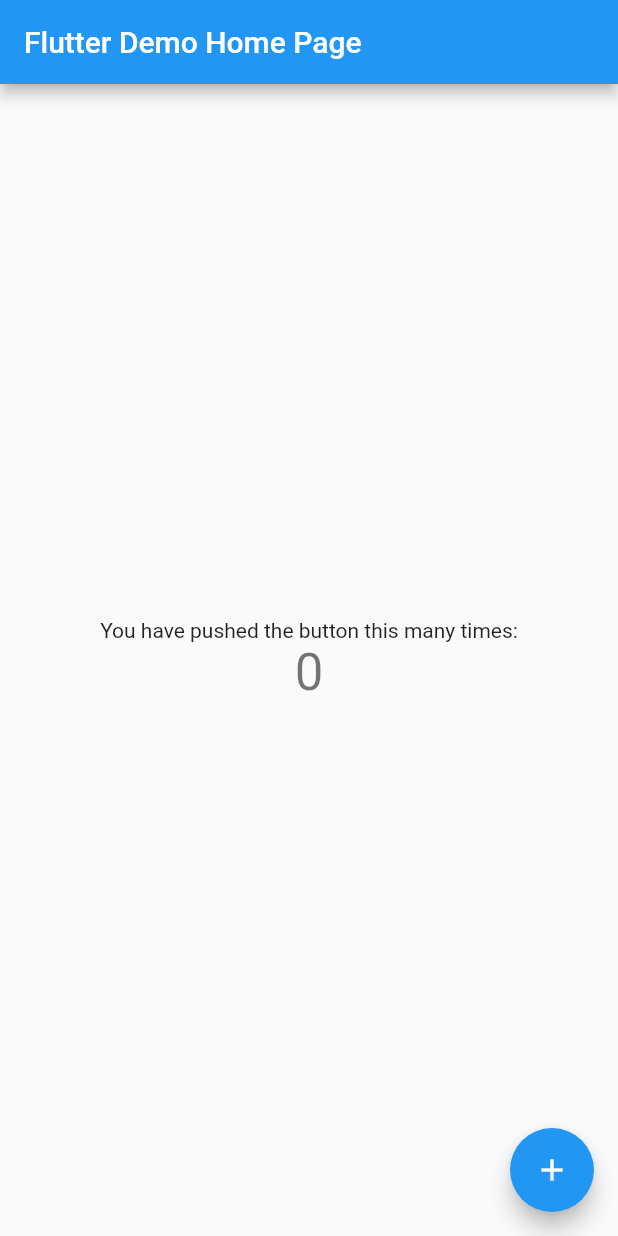
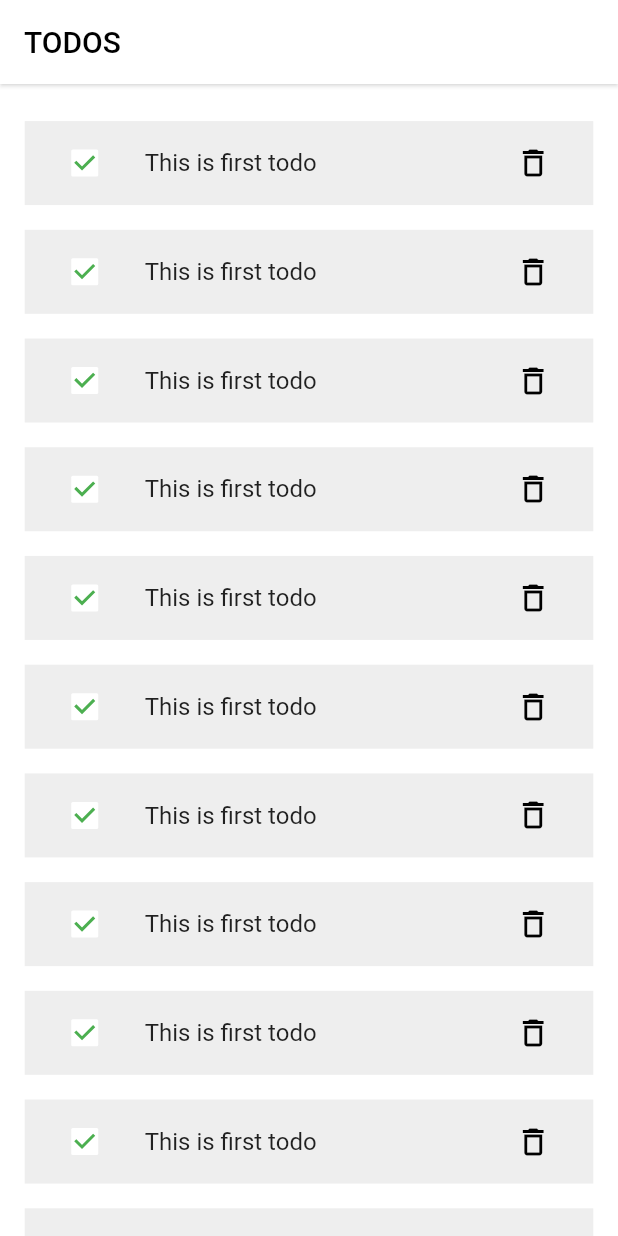
Before and after one commit to bilalali1/to-do-list-app, a Flutter app: the screen it shows after launch, on a phone screen of 412 x 824 dp. Run offline on Flutter 3.47's test engine with Material 2 defaults, Android fonts, the phone set to English and light mode, and no system bars.

Commit message:
created to-do list UI(screen)

```diff
--- /dev/null
+++ b/lib/customWidgets/custom_appbar_widget.dart
@@ -0,0 +1,40 @@
+import 'package:flutter/material.dart';
+
+class CustomAppBarWidget extends StatelessWidget with PreferredSizeWidget {
+  @override
+  final Size preferredSize;
+  final String title;
+  final Widget? leading;
+  final List<Widget> ?actions;
+
+  CustomAppBarWidget({
+    required this.title,
+    this.leading,
+    this.actions,
+    Key ?key
+  }) : preferredSize = const Size.fromHeight(kToolbarHeight), super(key: key);
+  @override
+  Widget build(BuildContext context) {
+    return AppBar(
+      backgroundColor: Colors.white,
+      iconTheme: const IconThemeData(
+        color: Colors.black,
+      ),
+      leading: leading,
+      elevation: 1,
+      shadowColor: Colors.black54,
+
+      bottom: PreferredSize(
+          preferredSize: const Size.fromHeight(0.5),
+          child: Container(
+          )),
+
+      title: Text(title , style: const TextStyle(
+          color: Colors.black
+      ),),
+
+      actions: actions,
+
+    );
+  }
+}
--- a/lib/main.dart
+++ b/lib/main.dart
@@ -1,8 +1,12 @@
 import 'package:flutter/material.dart';
+
+import 'screens/todo_page.dart';
+
 
 void main() {
   runApp(const MyApp());
 }
+
 
 class MyApp extends StatelessWidget {
   const MyApp({super.key});
@@ -11,105 +15,11 @@ class MyApp extends StatelessWidget {
   @override
   Widget build(BuildContext context) {
     return MaterialApp(
-      title: 'Flutter Demo',
+      title: 'TODOS',
       theme: ThemeData(
-        // This is the theme of your application.
-        //
-        // Try running your application with "flutter run". You'll see the
-        // application has a blue toolbar. Then, without quitting the app, try
-        // changing the primarySwatch below to Colors.green and then invoke
-        // "hot reload" (press "r" in the console where you ran "flutter run",
-        // or simply save your changes to "hot reload" in a Flutter IDE).
-        // Notice that the counter didn't reset back to zero; the application
-        // is not restarted.
         primarySwatch: Colors.blue,
       ),
-      home: const MyHomePage(title: 'Flutter Demo Home Page'),
+      home: const TodoPage(),
     );
   }
 }
-
-class MyHomePage extends StatefulWidget {
-  const MyHomePage({super.key, required this.title});
-
-  // This widget is the home page of your application. It is stateful, meaning
-  // that it has a State object (defined below) that contains fields that affect
-  // how it looks.
-
-  // This class is the configuration for the state. It holds the values (in this
-  // case the title) provided by the parent (in this case the App widget) and
-  // used by the build method of the State. Fields in a Widget subclass are
-  // always marked "final".
-
-  final String title;
-
-  @override
-  State<MyHomePage> createState() => _MyHomePageState();
-}
-
-class _MyHomePageState extends State<MyHomePage> {
-  int _counter = 0;
-
-  void _incrementCounter() {
-    setState(() {
-      // This call to setState tells the Flutter framework that something has
-      // changed in this State, which causes it to rerun the build method below
-      // so that the display can reflect the updated values. If we changed
-      // _counter without calling setState(), then the build method would not be
-      // called again, and so nothing would appear to happen.
-      _counter++;
-    });
-  }
-
-  @override
-  Widget build(BuildContext context) {
-    // This method is rerun every time setState is called, for instance as done
-    // by the _incrementCounter method above.
-    //
-    // The Flutter framework has been optimized to make rerunning build methods
-    // fast, so that you can just rebuild anything that needs updating rather
-    // than having to individually change instances of widgets.
-    return Scaffold(
-      appBar: AppBar(
-        // Here we take the value from the MyHomePage object that was created by
-        // the App.build method, and use it to set our appbar title.
-        title: Text(widget.title),
-      ),
-      body: Center(
-        // Center is a layout widget. It takes a single child and positions it
-        // in the middle of the parent.
-        child: Column(
-          // Column is also a layout widget. It takes a list of children and
-          // arranges them vertically. By default, it sizes itself to fit its
-          // children horizontally, and tries to be as tall as its parent.
-          //
-          // Invoke "debug painting" (press "p" in the console, choose the
-          // "Toggle Debug Paint" action from the Flutter Inspector in Android
-          // Studio, or the "Toggle Debug Paint" command in Visual Studio Code)
-          // to see the wireframe for each widget.
-          //
-          // Column has various properties to control how it sizes itself and
-          // how it positions its children. Here we use mainAxisAlignment to
-          // center the children vertically; the main axis here is the vertical
-          // axis because Columns are vertical (the cross axis would be
-          // horizontal).
-          mainAxisAlignment: MainAxisAlignment.center,
-          children: <Widget>[
-            const Text(
-              'You have pushed the button this many times:',
-            ),
-            Text(
-              '$_counter',
-              style: Theme.of(context).textTheme.headlineMedium,
-            ),
-          ],
-        ),
-      ),
-      floatingActionButton: FloatingActionButton(
-        onPressed: _incrementCounter,
-        tooltip: 'Increment',
-        child: const Icon(Icons.add),
-      ), // This trailing comma makes auto-formatting nicer for build methods.
-    );
-  }
-}
--- /dev/null
+++ b/lib/screens/todo_page.dart
@@ -0,0 +1,53 @@
+import 'package:flutter/material.dart';
+import 'package:to_do_list_app/customWidgets/custom_appbar_widget.dart';
+
+import '../customWidgets/custom_empty_screen_widget.dart';
+import '../customWidgets/custom_list_cell_skeleton_widget.dart';
+
+
+class TodoPage extends StatelessWidget {
+  const TodoPage({Key? key}) : super(key: key);
+
+  @override
+  Widget build(BuildContext context) {
+    final size = MediaQuery.of(context).size;
+      return Scaffold(
+        backgroundColor: Colors.white,
+        appBar: CustomAppBarWidget(
+          title: 'TODOS',
+        ),
+        body:
+        //CustomListCellSkeletonWidget(),
+        // EmptyScreen(),
+
+
+        ListView.separated(
+          padding: EdgeInsets.symmetric(horizontal:size.width*0.04,vertical: size.width*0.06),
+            itemCount: 20,
+            separatorBuilder: (context,index) => SizedBox(height: size.width*0.04,),
+            itemBuilder: (context,index) =>
+
+                ListTile(
+                  tileColor: Colors.grey[200],
+                  title: const Text('This is first todo'),
+                  leading: Checkbox(
+                    value: true,
+                    checkColor: Colors.green,
+                    fillColor:MaterialStateProperty.resolveWith<Color>(
+                          (_) {
+                        return Colors.white; // Fill color when checkbox is unchecked
+                      },
+                    ),
+                    onChanged: (change){
+                    },
+                  ),
+                trailing: IconButton(
+                  icon: const Icon(Icons.delete_outline,color: Colors.black,),
+                  onPressed: (){},
+                ),
+                ),
+
+        ),
+      );
+  }
+}
```
Also changed, not shown: lib/customWidgets/custom_empty_screen_widget.dart (added, +35 -0 lines), lib/customWidgets/custom_list_cell_skeleton_widget.dart (added, +34 -0 lines), lib/model/todo_model.dart (+8 -2 lines).
